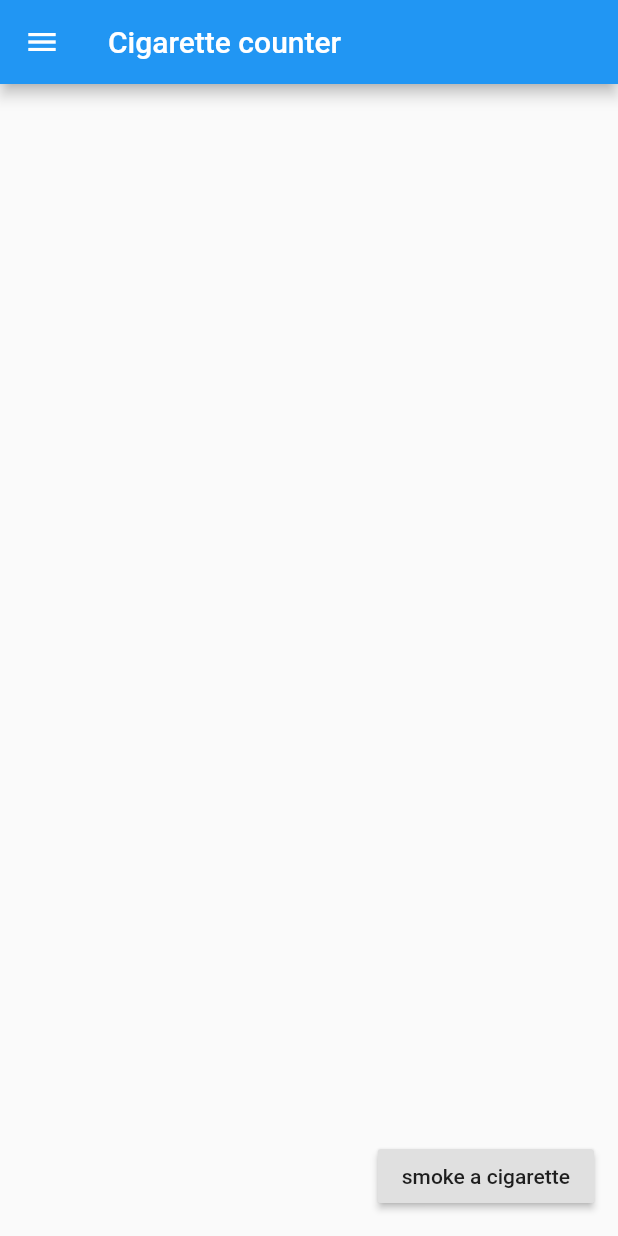
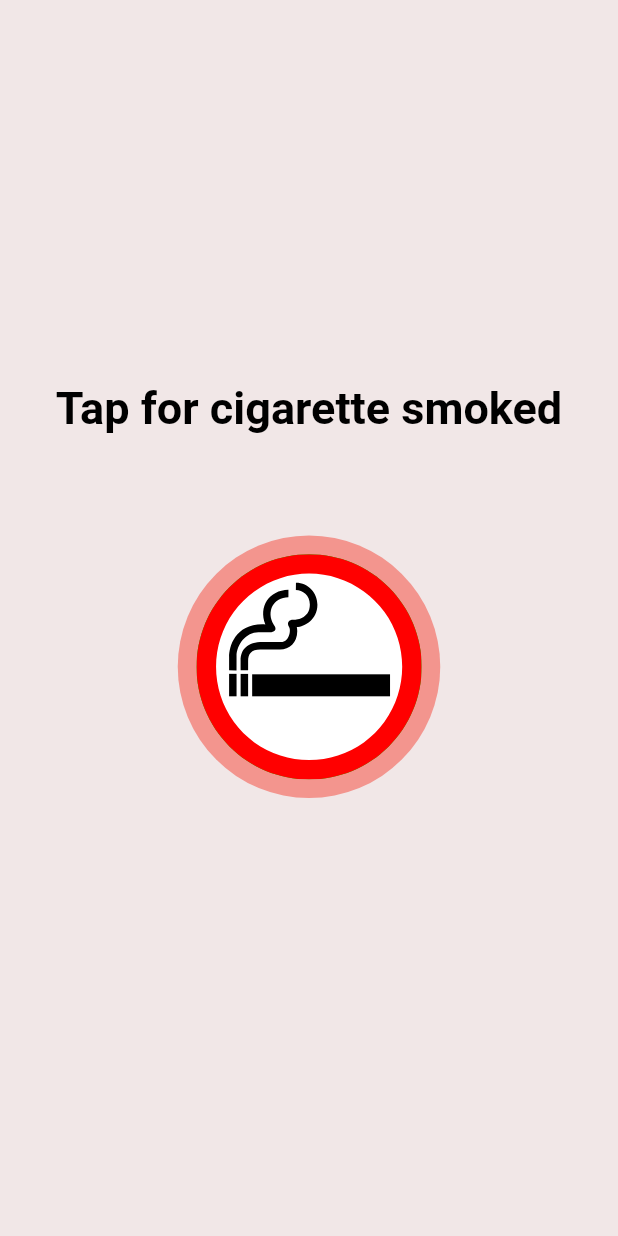
Before and after one commit to idoroiengel/cigarette-counter, a Flutter app: the screen it shows after launch, on a phone screen of 412 x 824 dp. Run offline on Flutter 3.47's test engine with Material 2 defaults, Android fonts, the phone set to English and light mode, and no system bars; our stand-ins replace floor, flutter_svg, jiffy, sqflite; accounts and stored records are empty; generated files the repository leaves out were written again; statements that could not run were skipped.

Commit message:
- added svg source files: smoking icon with green circle, and with red circle. - added AddCigaretteWidget screen, with a ripple animation effect. - added const colors for app for regular use. - added flutter_svg dependency.

```diff
--- /dev/null
+++ b/lib/colors.dart
@@ -0,0 +1,11 @@
+
+
+class AppColors {
+
+  static const fireEngineRedPaletteColor = 0XFFD02A2A;
+  static const isabellinePaletteColor = 0XFFf1E7E7;
+  static const midnightBluePaletteColor = 0XFF18206F;
+  static const royalBlueDarkPaletteColor = 0XFF17255A;
+  static const celadonBluePaletteColor = 0XFF4281A4;
+
+}
--- /dev/null
+++ b/lib/components/add_cigarette_widget.dart
@@ -0,0 +1,90 @@
+import 'package:flutter/animation.dart';
+import 'package:flutter/material.dart';
+import 'package:flutter_svg/flutter_svg.dart';
+import 'package:my_cigarette_counter/colors.dart';
+
+class AddCigaretteWidget extends StatefulWidget {
+  @override
+  _AddCigaretteWidgetState createState() => _AddCigaretteWidgetState();
+}
+
+class _AddCigaretteWidgetState extends State<AddCigaretteWidget>
+    with TickerProviderStateMixin {
+  AnimationController _controller;
+
+  @override
+  void initState() {
+    super.initState();
+    _controller = AnimationController(
+      vsync: this,
+      lowerBound: 0.5,
+      duration: Duration(seconds: 3),
+    );
+  }
+
+  @override
+  Widget build(BuildContext context) {
+    return Container(
+      color: Color(AppColors.isabellinePaletteColor),
+      child: _buildBody(),
+    );
+  }
+
+  Widget _buildBody() {
+    return Column(
+      mainAxisAlignment: MainAxisAlignment.center,
+      children: [
+        Container(
+          child: Text(
+            "Tap for cigarette smoked",
+            style: TextStyle(
+              fontWeight: FontWeight.bold,
+              fontSize: 30,
+              color: Colors.black,
+            ),
+          ),
+          padding: EdgeInsets.only(bottom: 30.0),
+        ),
+        Container(
+          height: 250,
+          child: AnimatedBuilder(
+            animation: CurvedAnimation(
+                parent: _controller, curve: Curves.fastOutSlowIn),
+            builder: (context, child) {
+              return Stack(
+                alignment: Alignment.center,
+                children: <Widget>[
+                  _buildContainer(150 * _controller.value),
+                  _buildContainer(200 * _controller.value),
+                  _buildContainer(250 * _controller.value),
+                  _buildContainer(300 * _controller.value),
+                  _buildContainer(350 * _controller.value),
+                  GestureDetector(
+                    child: Align(
+                      child: SvgPicture.asset(
+                        'assets/cigarettes/smoking_red_circle.svg',
+                        height: 150,
+                      ),
+                    ),
+                    onTap: () => _controller..repeat(),
+                  ),
+                ],
+              );
+            },
+          ),
+        ),
+      ],
+    );
+  }
+
+  Widget _buildContainer(double radius) {
+    return Container(
+      width: radius,
+      height: radius,
+      decoration: BoxDecoration(
+        shape: BoxShape.circle,
+        color: Colors.red.withOpacity(1 - _controller.value),
+      ),
+    );
+  }
+}
--- a/lib/main.dart
+++ b/lib/main.dart
@@ -28,6 +28,8 @@ class CigaretteCounterApp extends StatelessWidget {
       home: CigaretteCounterWidget(
         database: database,
       ),
-        routes: Routes.getRoutes(database));
+      routes: Routes.getRoutes(database),
+      debugShowCheckedModeBanner: false,
+    );
   }
 }
--- a/lib/routes.dart
+++ b/lib/routes.dart
@@ -4,20 +4,20 @@ import 'package:my_cigarette_counter/screens/cigarette_counter_widget.dart';
 import 'package:my_cigarette_counter/screens/smoking_statistics_widget.dart';
 
 class Routes {
-  static const String Today_Statistics = '/statistics_today';
-  static const String Yesterday_Statistics = '/statistics_yesterday';
-  static const String CigaretteCounter = '/cigarette_counter';
+  static const String today_statistics = '/statistics_today';
+  static const String yesterday_statistics = '/statistics_yesterday';
+  static const String cigarette_counter = '/cigarette_counter';
 
   static Map<String, WidgetBuilder> getRoutes(AppDatabase database) {
     return {
-      Routes.CigaretteCounter: (context) => CigaretteCounterWidget(
+      Routes.cigarette_counter: (context) => CigaretteCounterWidget(
             database: database,
           ),
-      Routes.Today_Statistics: (context) => SmokingStatisticsWidget(
+      Routes.today_statistics: (context) => SmokingStatisticsWidget(
             database: database,
             status: SmokingStatisticsStatus.TODAY,
           ),
-      Routes.Yesterday_Statistics: (context) => SmokingStatisticsWidget(
+      Routes.yesterday_statistics: (context) => SmokingStatisticsWidget(
             database: database,
             status: SmokingStatisticsStatus.YESTERDAY,
           ),
--- a/lib/screens/cigarette_counter_widget.dart
+++ b/lib/screens/cigarette_counter_widget.dart
@@ -1,8 +1,9 @@
 import 'package:flutter/material.dart';
+import 'package:my_cigarette_counter/components/add_cigarette_widget.dart';
+import 'package:my_cigarette_counter/components/smoking_counter_drawer_widget.dart';
 import 'package:my_cigarette_counter/database/database.dart';
 import 'package:my_cigarette_counter/entity/cigarette.dart';
 import 'package:my_cigarette_counter/routes.dart';
-import 'package:my_cigarette_counter/components/smoking_counter_drawer_widget.dart';
 
 class CigaretteCounterWidget extends StatefulWidget {
   AppDatabase database;
@@ -19,27 +20,15 @@ class _CigaretteCounterWidgetState extends State<CigaretteCounterWidget> {
   @override
   Widget build(BuildContext context) {
     return Scaffold(
-      appBar: AppBar(
-        title: Text("Cigarette counter"),
-      ),
       drawer: SmokingCounterDrawerWidget(
         // TODO implement an input for the String parameter in smokingContext
         onSmokingContextTapped: () => smokingContext(""),
         onTodayTapped: showToday,
         onYesterdayTapped: showYesterday,
       ),
-      floatingActionButton: RaisedButton(
-        onPressed: () => widget.database.addCigarette(
-          Cigarette(
-            timeOfSmoke: DateTime.now(),
-            smokingContext: "adding a cigarette to test system",
-            reasonToSmoke: "test system",
-            chainSmokingNum: 1,
-          ),
-        ),
-        child: Text("smoke a cigarette"),
+      body: Center(
+        child: AddCigaretteWidget(),
       ),
-      body: Container(child: activeView),
     );
   }
 
@@ -70,14 +59,14 @@ class _CigaretteCounterWidgetState extends State<CigaretteCounterWidget> {
   void showToday() {
     Navigator.pushNamed(
       context,
-      Routes.Today_Statistics,
+      Routes.today_statistics,
     );
   }
 
   void showYesterday() {
     Navigator.pushNamed(
       context,
-      Routes.Yesterday_Statistics,
+      Routes.yesterday_statistics,
     );
   }
 
--- a/pubspec.yaml
+++ b/pubspec.yaml
@@ -25,6 +25,7 @@ dependencies:
     sdk: flutter
   floor: ^0.18.0
   jiffy: ^3.0.1
+  flutter_svg: ^0.19.1
 
   # The following adds the Cupertino Icons font to your application.
   # Use with the CupertinoIcons class for iOS style icons.
@@ -48,9 +49,8 @@ flutter:
   uses-material-design: true
 
   # To add assets to your application, add an assets section, like this:
-  # assets:
-  #   - images/a_dot_burr.jpeg
-  #   - images/a_dot_ham.jpeg
+  assets:
+    - assets/cigarettes/
 
   # An image asset can refer to one or more resolution-specific "variants", see
   # https://flutter.dev/assets-and-images/#resolution-aware.
```
Also changed, not shown: assets/cigarettes/smoking_green_circle.svg (added), assets/cigarettes/smoking_red_circle.svg (added). Lines whose indentation alone changed are shown as unchanged.
